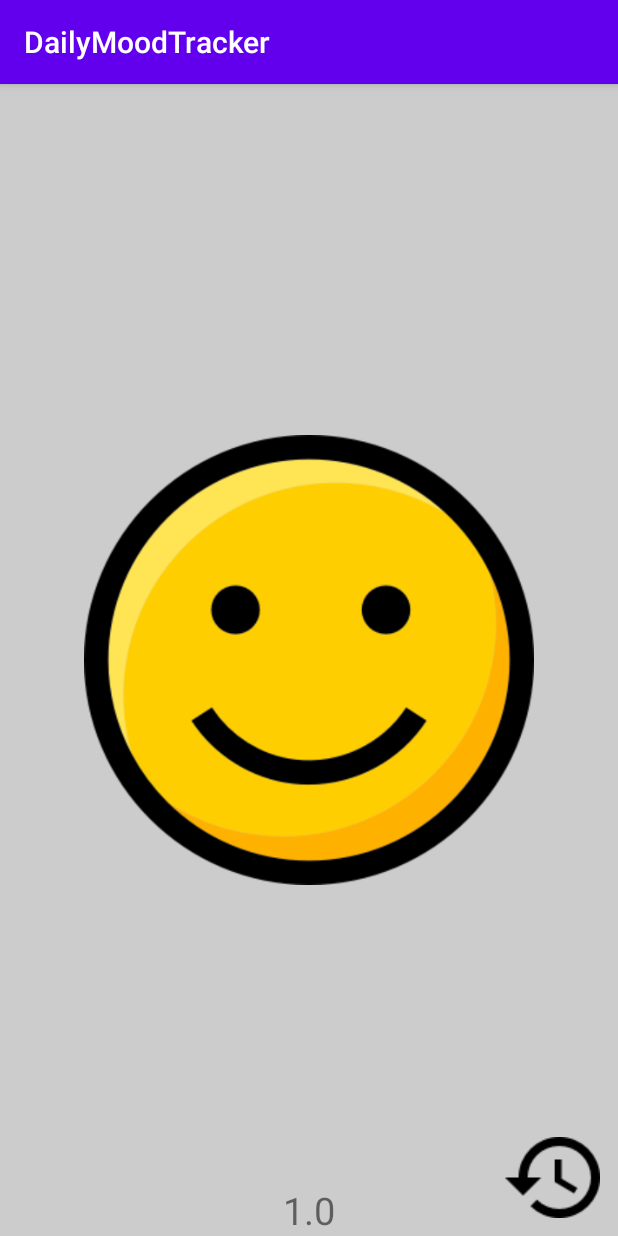
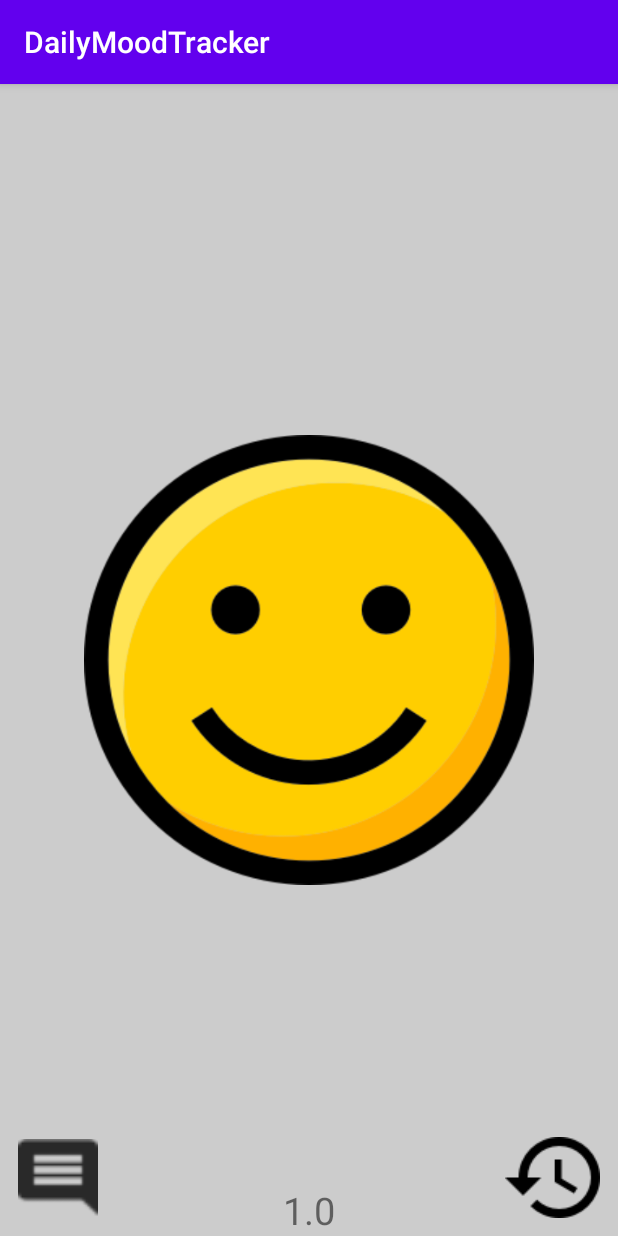
Before and after one commit to Lumbo1379/DailyMoodTracker, an Android app: the screen it shows after launch (MainActivity), on a phone screen of 412 x 824 dp. Run offline under Robolectric (Android 15) with nearby library versions, the phone set to English and light mode, and no system bars.

Commit message:
Comment box added
To view not implemented in code yet

```diff
--- a/app/src/main/res/layout/activity_main.xml
+++ b/app/src/main/res/layout/activity_main.xml
@@ -29,10 +29,22 @@
         android:id="@+id/activity_main_image_history"
         android:layout_width="wrap_content"
         android:layout_height="wrap_content"
+        android:padding="12dp"
         android:src="@drawable/ic_history_black"
         app:layout_constraintBottom_toBottomOf="parent"
+        app:layout_constraintEnd_toEndOf="parent" />
+
+    <ImageView
+        android:id="@+id/activity_main_image_comment"
+        android:layout_width="77dp"
+        android:layout_height="77dp"
+        android:padding="12dp"
+        android:src="@drawable/ic_comment_black_48px"
+        app:layout_constraintBottom_toBottomOf="parent"
         app:layout_constraintEnd_toEndOf="parent"
-        app:layout_constraintHorizontal_bias="0.5"
-        android:padding="12dp"/>
+        app:layout_constraintHorizontal_bias="0"
+        app:layout_constraintStart_toStartOf="parent"
+        app:layout_constraintTop_toTopOf="parent"
+        app:layout_constraintVertical_bias="1" />
 
 </androidx.constraintlayout.widget.ConstraintLayout>
```
